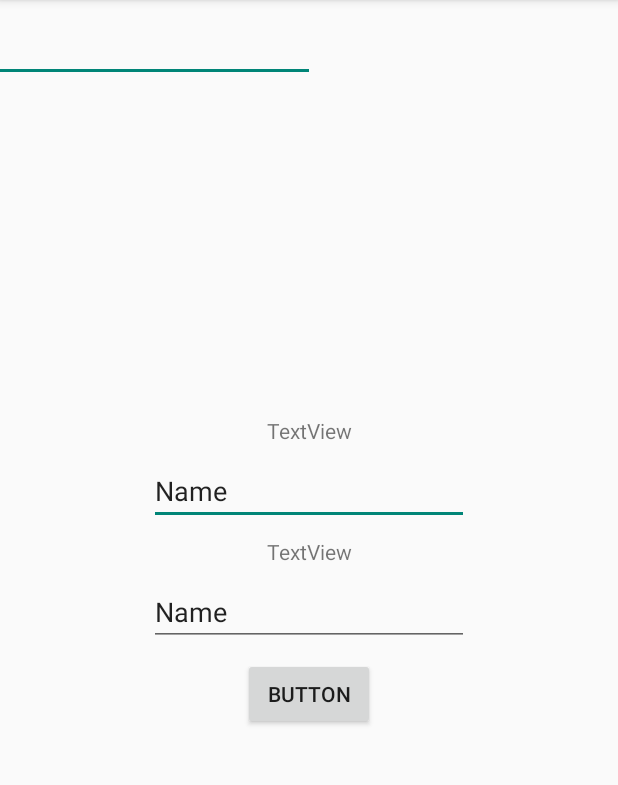
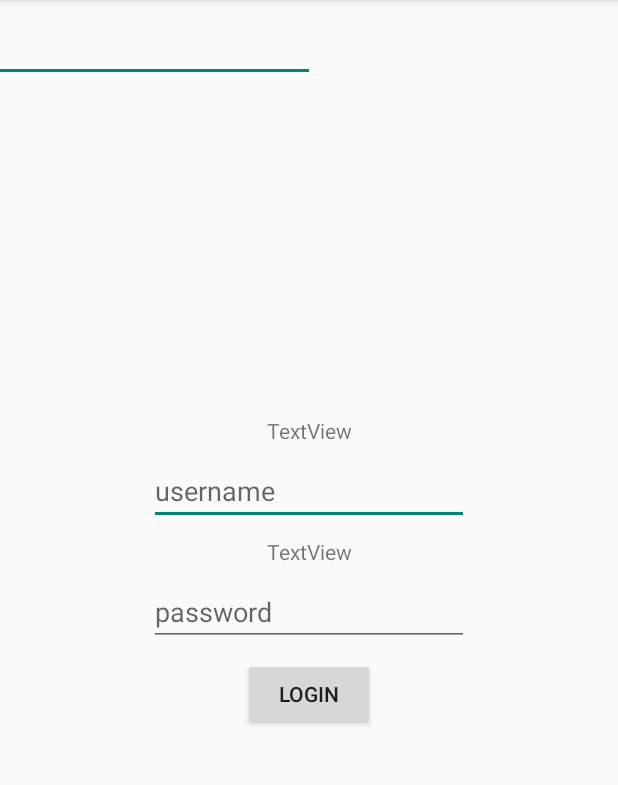
Before and after one commit to DroidStudioAS/FitTrack, an Android app: the screen it shows after launch (MainActivity), on a phone screen of 412 x 824 dp, the part 84-869 px from its top. Run offline under Robolectric (Android 15) with nearby library versions, the light colour scheme and no system bars.

Commit message:
established network get method, and communication between app and server works... Get method in network helper addapted to accept map objects

```diff
--- a/app/src/main/AndroidManifest.xml
+++ b/app/src/main/AndroidManifest.xml
@@ -1,8 +1,9 @@
 <?xml version="1.0" encoding="utf-8"?>
 <manifest xmlns:android="http://schemas.android.com/apk/res/android"
     xmlns:tools="http://schemas.android.com/tools">
-
+    <uses-permission android:name="android.permission.INTERNET" />
     <application
+        android:usesCleartextTraffic="true"
         android:allowBackup="true"
         android:dataExtractionRules="@xml/data_extraction_rules"
         android:fullBackupContent="@xml/backup_rules"
--- a/app/src/main/java/com/aa/fittracker/MainActivity.java
+++ b/app/src/main/java/com/aa/fittracker/MainActivity.java
@@ -4,7 +4,9 @@ import androidx.appcompat.app.AppCompatActivity;
 import androidx.viewpager.widget.ViewPager;
 
 import android.os.Bundle;
+import android.widget.Button;
 
+import com.aa.fittracker.network.networkHelper;
 import com.aa.fittracker.presentation.pagerAdapter;
 import com.google.android.material.tabs.TabLayout;
 
@@ -13,8 +15,9 @@ public class MainActivity extends AppCompatActivity {
    private ViewPager vPager;
    private pagerAdapter adapter;
    private TabLayout tl;
+   private Button trigger;
+    /*************UI ELEMENTS DECLERATION*************/
 
-    /*************UI ELEMENTS DECLERATION*************/
 
     @Override
     protected void onCreate(Bundle savedInstanceState) {
@@ -26,6 +29,7 @@ public class MainActivity extends AppCompatActivity {
         tl=(TabLayout)findViewById(R.id.tabs);
         adapter = new pagerAdapter(getSupportFragmentManager());
 
+
         //set up vPager
         vPager.setAdapter(adapter);
         tl.setupWithViewPager(vPager);
--- /dev/null
+++ b/app/src/main/java/com/aa/fittracker/logic/store.java
@@ -0,0 +1,3 @@
+package com.aa.fittracker.logic;
+public class store {
+}
--- a/app/src/main/java/com/aa/fittracker/loginFragment.java
+++ b/app/src/main/java/com/aa/fittracker/loginFragment.java
@@ -1,25 +1,77 @@
 package com.aa.fittracker;
 
+import android.annotation.SuppressLint;
 import android.os.Bundle;
 
 import androidx.fragment.app.Fragment;
 
+import android.util.Log;
 import android.view.LayoutInflater;
 import android.view.View;
 import android.view.ViewGroup;
+import android.widget.Button;
+import android.widget.EditText;
+import android.widget.Toast;
+
+import com.aa.fittracker.network.networkHelper;
+
+import java.io.IOException;
+import java.util.HashMap;
+import java.util.Map;
+
+import okhttp3.OkHttpClient;
 
 
 public class loginFragment extends Fragment {
+
+    EditText usernameEt;
+    EditText passwordEt;
+    Button trigger;
+    OkHttpClient client;
+
+    /********************BACKEND PARAMETER TITLES*********************/
+    private final String USERNAME_PARAMETER = "username";
+    private final String PASSWORD_PARAMETER = "password";
 
     public loginFragment() {
         // Required empty public constructor
     }
 
 
+    @SuppressLint("MissingInflatedId")
     @Override
     public View onCreateView(LayoutInflater inflater, ViewGroup container,
                              Bundle savedInstanceState) {
         // Inflate the layout for this fragment
-        return inflater.inflate(R.layout.fragment_login, container, false);
+        View view = inflater.inflate(R.layout.fragment_login, container, false);
+        usernameEt=(EditText) view.findViewById(R.id.usernameEt);
+        passwordEt =(EditText) view.findViewById(R.id.passwordEt);
+        trigger = (Button) view.findViewById(R.id.trigger);
+        client = new OkHttpClient();
+        trigger.setOnClickListener(new View.OnClickListener() {
+            @Override
+            public void onClick(View v) {
+                String username = usernameEt.getText().toString();
+                String password = passwordEt.getText().toString();
+                if(username.equals("")||password.equals("")){
+                    Toast.makeText(getContext(),"Missing info",Toast.LENGTH_SHORT).show();
+                }else{
+                    //parameters object
+                    Map<String,String> params = new HashMap<>();
+                    params.put("username",username);
+                    params.put("password",password);
+                    //API GET REQUEST (LOGIN)
+                    try {
+                        networkHelper.get(client,"http://165g123.e2.mars-hosting.com/api/login_register/login",params);
+                    } catch (IOException e) {
+                        e.printStackTrace();
+                    }
+                }
+
+
+            }
+        });
+
+        return view;
     }
 }
--- a/app/src/main/res/layout/fragment_login.xml
+++ b/app/src/main/res/layout/fragment_login.xml
@@ -13,31 +13,31 @@
         android:layout_height="wrap_content"
         android:layout_marginBottom="8dp"
         android:text="TextView"
-        app:layout_constraintBottom_toTopOf="@+id/editTextTextPersonName"
-        app:layout_constraintEnd_toEndOf="@+id/editTextTextPersonName"
-        app:layout_constraintStart_toStartOf="@+id/editTextTextPersonName" />
+        app:layout_constraintBottom_toTopOf="@+id/usernameEt"
+        app:layout_constraintEnd_toEndOf="@+id/usernameEt"
+        app:layout_constraintStart_toStartOf="@+id/usernameEt" />
 
     <EditText
-        android:id="@+id/editTextTextPersonName"
+        android:id="@+id/usernameEt"
         android:layout_width="wrap_content"
         android:layout_height="wrap_content"
         android:layout_marginBottom="8dp"
         android:ems="10"
+        android:hint="username"
         android:inputType="textPersonName"
-        android:text="Name"
         app:layout_constraintBottom_toTopOf="@+id/textView2"
         app:layout_constraintEnd_toEndOf="parent"
         app:layout_constraintStart_toStartOf="parent" />
 
     <EditText
-        android:id="@+id/editTextTextPersonName2"
+        android:id="@+id/passwordEt"
         android:layout_width="wrap_content"
         android:layout_height="wrap_content"
         android:layout_marginTop="8dp"
         android:layout_marginBottom="8dp"
         android:ems="10"
+        android:hint="password"
         android:inputType="textPersonName"
-        android:text="Name"
         app:layout_constraintBottom_toBottomOf="parent"
         app:layout_constraintEnd_toEndOf="parent"
         app:layout_constraintStart_toStartOf="parent"
@@ -49,17 +49,17 @@
         android:layout_height="wrap_content"
         android:layout_marginBottom="8dp"
         android:text="TextView"
-        app:layout_constraintBottom_toTopOf="@+id/editTextTextPersonName2"
-        app:layout_constraintEnd_toEndOf="@+id/editTextTextPersonName2"
-        app:layout_constraintStart_toStartOf="@+id/editTextTextPersonName2" />
+        app:layout_constraintBottom_toTopOf="@+id/passwordEt"
+        app:layout_constraintEnd_toEndOf="@+id/passwordEt"
+        app:layout_constraintStart_toStartOf="@+id/passwordEt" />
 
     <Button
-        android:id="@+id/button"
+        android:id="@+id/trigger"
         android:layout_width="wrap_content"
         android:layout_height="wrap_content"
         android:layout_marginTop="8dp"
-        android:text="Button"
+        android:text="Login"
         app:layout_constraintEnd_toEndOf="parent"
         app:layout_constraintStart_toStartOf="parent"
-        app:layout_constraintTop_toBottomOf="@+id/editTextTextPersonName2" />
+        app:layout_constraintTop_toBottomOf="@+id/passwordEt" />
 </androidx.constraintlayout.widget.ConstraintLayout>
```
Also changed, not shown: app/src/main/java/com/aa/fittracker/network/networkHelper.java (+61 -27 lines).
